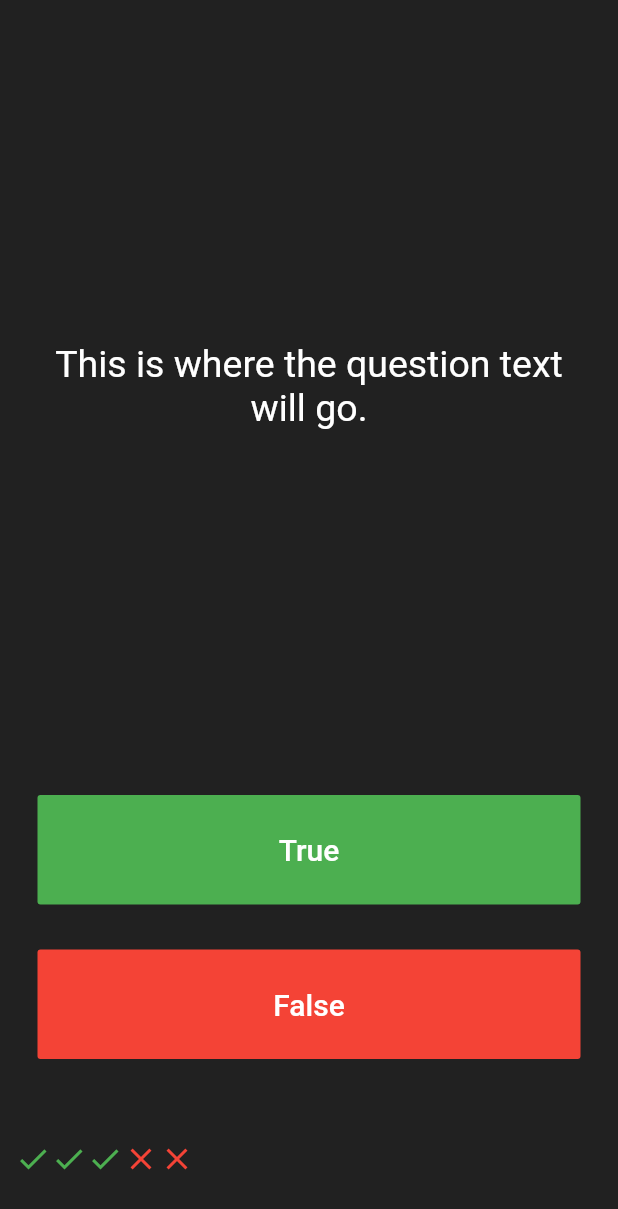
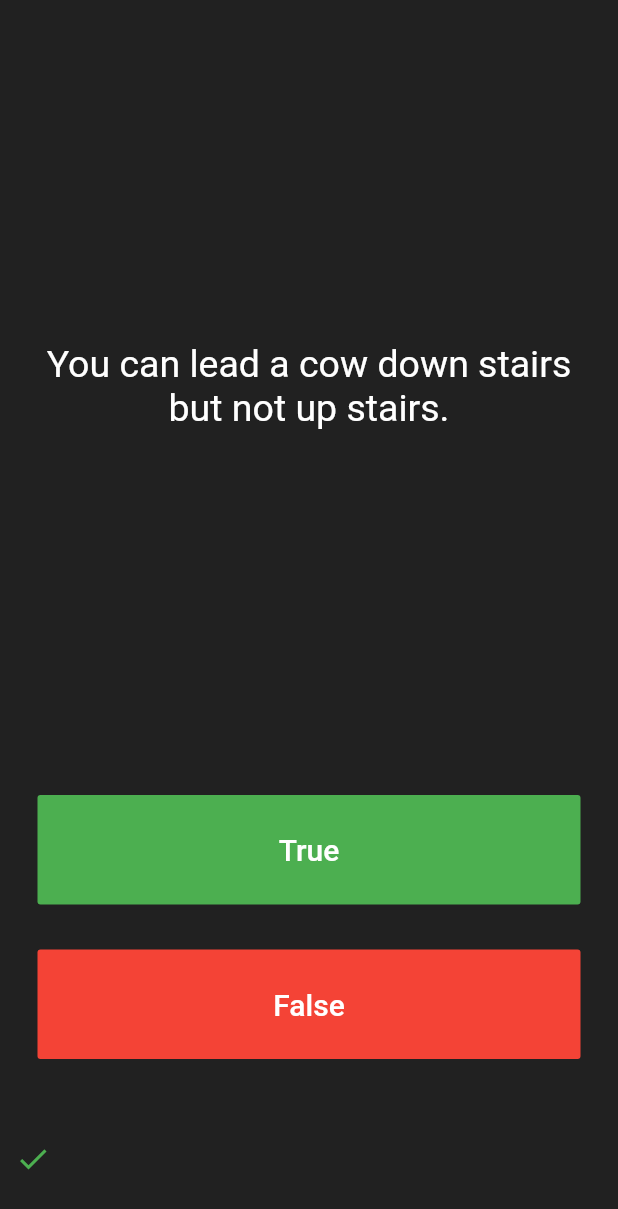
Before and after one commit to Ruzo/complete_flutter_bootcamp, a Flutter app: the screen it shows after launch, after a tap on "True", on a phone screen of 412 x 824 dp. Shown: the top 1209 px of the screen. Run offline on Flutter 3.47's test engine with Material 2 defaults, Android fonts, the phone set to English and light mode, and no system bars; our stand-ins replace audioplayers, tuple; missing offline and left inert: flutter_gifimage.

Commit message:
Basic functionality using questions list

```diff
--- a/quizzler/lib/questions.dart
+++ b/quizzler/lib/questions.dart
@@ -1,29 +1,45 @@
+import 'package:flutter/material.dart';
+import 'package:tuple/tuple.dart';
+
 class Questions {
-  // final List questions = [
-  //   Question('Some cats are actually allergic to humans', true),
-  //   Question('You can lead a cow down stairs but not up stairs.', false),
-  //   Question('Approximately one quarter of human bones are in the feet.', true),
-  //   Question('A slug\'s blood is green.', true),
-  //   Question('Buzz Aldrin\'s mother\'s maiden name was \"Moon\".', true),
-  //   Question('It is illegal to pee in the Ocean in Portugal.', true),
-  //   Question(
-  //       'No piece of square dry paper can be folded in half more than 7 times.',
-  //       false),
-  //   Question(
-  //       'In London, UK, if you happen to die in the House of Parliament, you are technically entitled to a state funeral, because the building is considered too sacred a place.',
-  //       true),
-  //   Question(
-  //       'The loudest sound produced by any animal is 188 decibels. That animal is the African Elephant.',
-  //       false),
-  //   Question(
-  //       'The total surface area of two human lungs is approximately 70 square metres.',
-  //       true),
-  //   Question('Google was originally called \"Backrub\".', true),
-  //   Question(
-  //       'Chocolate affects a dog\'s heart and nervous system; a few ounces are enough to kill a small dog.',
-  //       true),
-  //   Question(
-  //       'In West Virginia, USA, if you accidentally hit an animal with your car, you are free to take it home to eat.',
-  //       true),
-  // ];
+  final List question = [
+    Question('Some cats are actually allergic to humans', true),
+    Question('You can lead a cow down stairs but not up stairs.', false),
+    Question('Approximately one quarter of human bones are in the feet.', true),
+    Question('A slug\'s blood is green.', true),
+    Question('Buzz Aldrin\'s mother\'s maiden name was \"Moon\".', true),
+    Question('It is illegal to pee in the Ocean in Portugal.', true),
+    Question(
+        'No piece of square dry paper can be folded in half more than 7 times.',
+        false),
+    Question(
+        'In London, UK, if you happen to die in the House of Parliament, you are technically entitled to a state funeral, because the building is considered too sacred a place.',
+        true),
+    Question(
+        'The loudest sound produced by any animal is 188 decibels. That animal is the African Elephant.',
+        false),
+    Question(
+        'The total surface area of two human lungs is approximately 70 square metres.',
+        true),
+    Question('Google was originally called \"Backrub\".', true),
+    Question(
+        'Chocolate affects a dog\'s heart and nervous system; a few ounces are enough to kill a small dog.',
+        true),
+    Question(
+        'In West Virginia, USA, if you accidentally hit an animal with your car, you are free to take it home to eat.',
+        true),
+  ];
+
+  static Tuple2<Widget, bool> Question(String question, bool answer) {
+    return Tuple2<Widget, bool>(
+        Text(
+          question,
+          textAlign: TextAlign.center,
+          style: TextStyle(
+            fontSize: 25.0,
+            color: Colors.white,
+          ),
+        ),
+        answer);
+  }
 }
--- a/quizzler/lib/quizpage.dart
+++ b/quizzler/lib/quizpage.dart
@@ -1,4 +1,5 @@
 import 'package:flutter/material.dart';
+import 'package:quizzler/questions.dart';
 
 class QuizPage extends StatefulWidget {
   @override
@@ -7,13 +8,18 @@ class QuizPage extends StatefulWidget {
 
 class _QuizPageState extends State<QuizPage> {
   List<Widget> scoreKeeper = [];
+  Questions questions;
+  int questionsTotal;
+  int currentQuestion = 0;
+  bool endOfGame = false;
 
-  Icon _winIcon = Icon(Icons.check, color: Colors.green);
-  Icon _lostIcon = Icon(Icons.close, color: Colors.red);
+  Icon _winIcon = Icon(Icons.check, color: Colors.green, key: Key('right'));
+  Icon _lostIcon = Icon(Icons.close, color: Colors.red, key: Key('wrong'));
 
   @override
   void initState() {
-    scoreKeeper.addAll([_winIcon, _winIcon, _winIcon, _lostIcon, _lostIcon]);
+    questions = Questions();
+    questionsTotal = questions.question.length - 1;
     super.initState();
   }
 
@@ -28,14 +34,9 @@ class _QuizPageState extends State<QuizPage> {
           child: Padding(
             padding: EdgeInsets.all(10.0),
             child: Center(
-              child: Text(
-                'This is where the question text will go.',
-                textAlign: TextAlign.center,
-                style: TextStyle(
-                  fontSize: 25.0,
-                  color: Colors.white,
-                ),
-              ),
+              child: endOfGame
+                  ? endMessage()
+                  : questions.question[currentQuestion].item1,
             ),
           ),
         ),
@@ -52,9 +53,7 @@ class _QuizPageState extends State<QuizPage> {
                   fontSize: 20.0,
                 ),
               ),
-              onPressed: () {
-                //The user picked true.
-              },
+              onPressed: endOfGame ? null : () => answered(true),
             ),
           ),
         ),
@@ -70,9 +69,7 @@ class _QuizPageState extends State<QuizPage> {
                   color: Colors.white,
                 ),
               ),
-              onPressed: () {
-                //The user picked false.
-              },
+              onPressed: endOfGame ? null : () => answered(false),
             ),
           ),
         ),
@@ -84,6 +81,36 @@ class _QuizPageState extends State<QuizPage> {
       ],
     );
   }
+
+  void answered(bool answer) {
+    setState(() {
+      answer == questions.question[currentQuestion].item2
+          ? scoreKeeper.add(_winIcon)
+          : scoreKeeper.add(_lostIcon);
+      currentQuestion < questionsTotal ? currentQuestion++ : endOfGame = true;
+    });
+  }
+
+  Widget endMessage() {
+    return RichText(
+      textAlign: TextAlign.center,
+      text: TextSpan(
+          text: 'GAME OVER!\n',
+          style: TextStyle(
+            fontSize: 25.0,
+            color: Colors.white,
+          ),
+          children: [
+            TextSpan(
+              text:
+                  'Right: ${scoreKeeper.where((s) => s == _winIcon).length}  ',
+            ),
+            TextSpan(
+              text: 'Wrong: ${scoreKeeper.where((s) => s == _lostIcon).length}',
+            ),
+          ]),
+    );
+  }
 }
 
 /*
--- a/quizzler/pubspec.yaml
+++ b/quizzler/pubspec.yaml
@@ -23,6 +23,7 @@ dependencies:
   # The following adds the Cupertino Icons font to your application.
   # Use with the CupertinoIcons class for iOS style icons.
   cupertino_icons: ^0.1.2
+  tuple: ^1.0.3
 
 dev_dependencies:
   flutter_test:
```
Also changed, not shown: quizzler/pubspec.lock.
